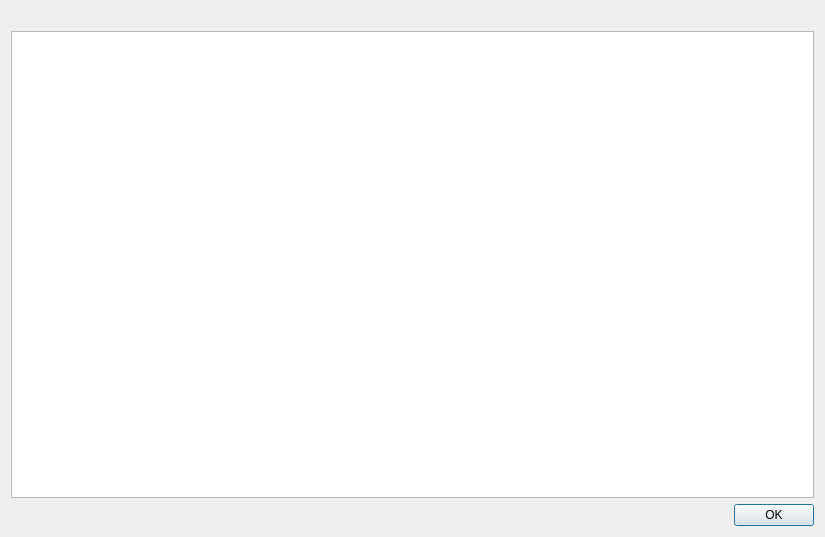
First picture: the form in src/showotolistdialog.ui, repository shine5402/KiraOtoToolbox, before the edit.
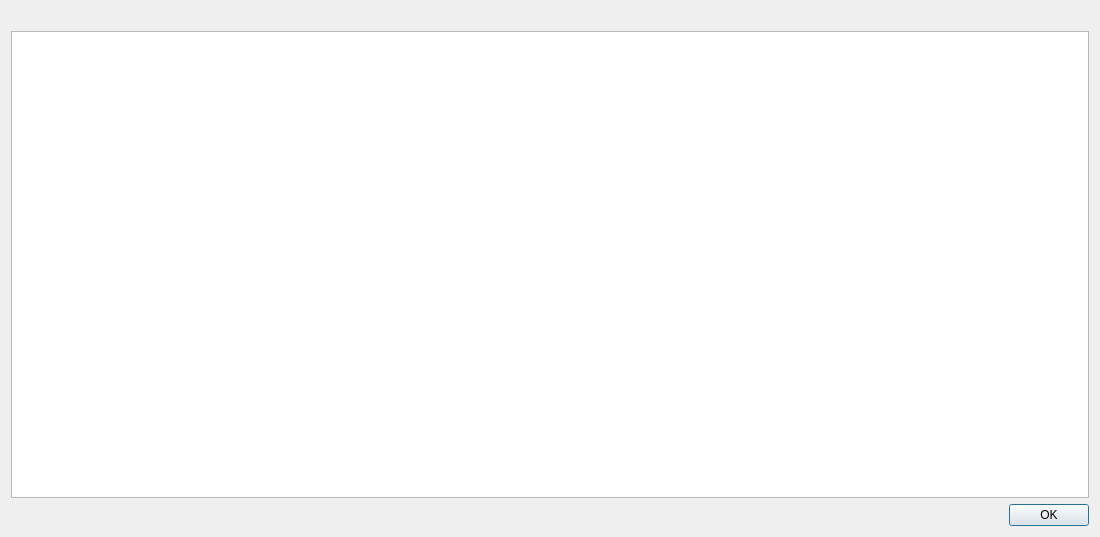
Second picture: the form after the edit.

Diff of the .ui file:
```diff
--- a/src/showotolistdialog.ui
+++ b/src/showotolistdialog.ui
@@ -6,7 +6,7 @@
    <rect>
     <x>0</x>
     <y>0</y>
-    <width>825</width>
+    <width>1100</width>
     <height>537</height>
    </rect>
   </property>
```
